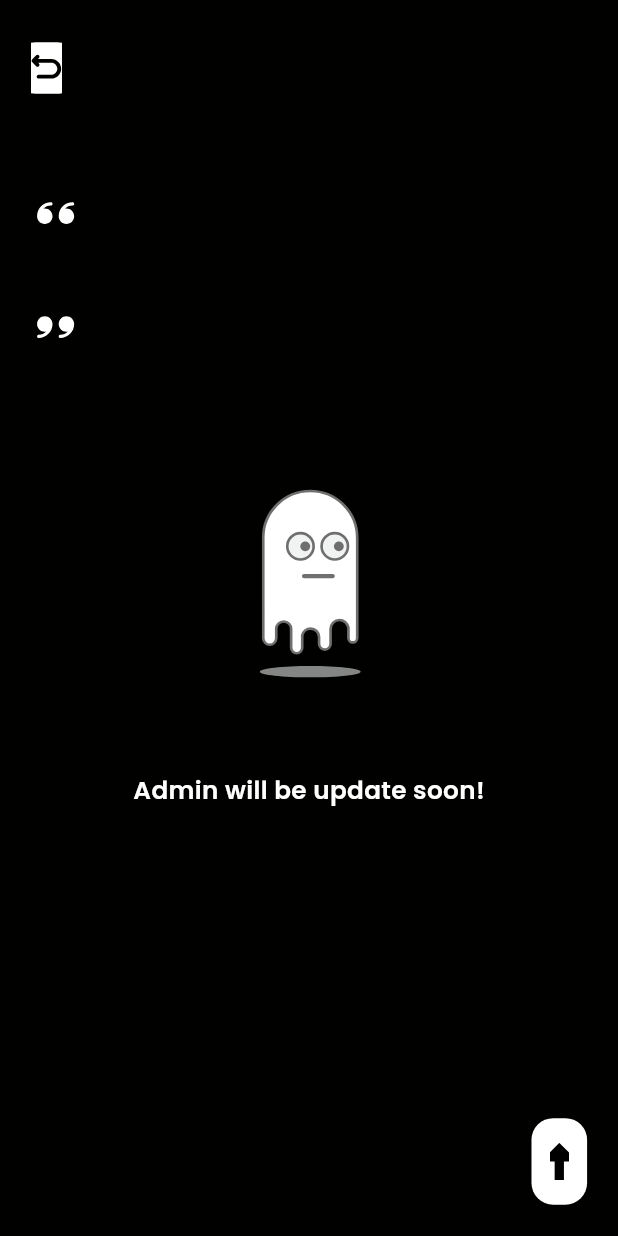
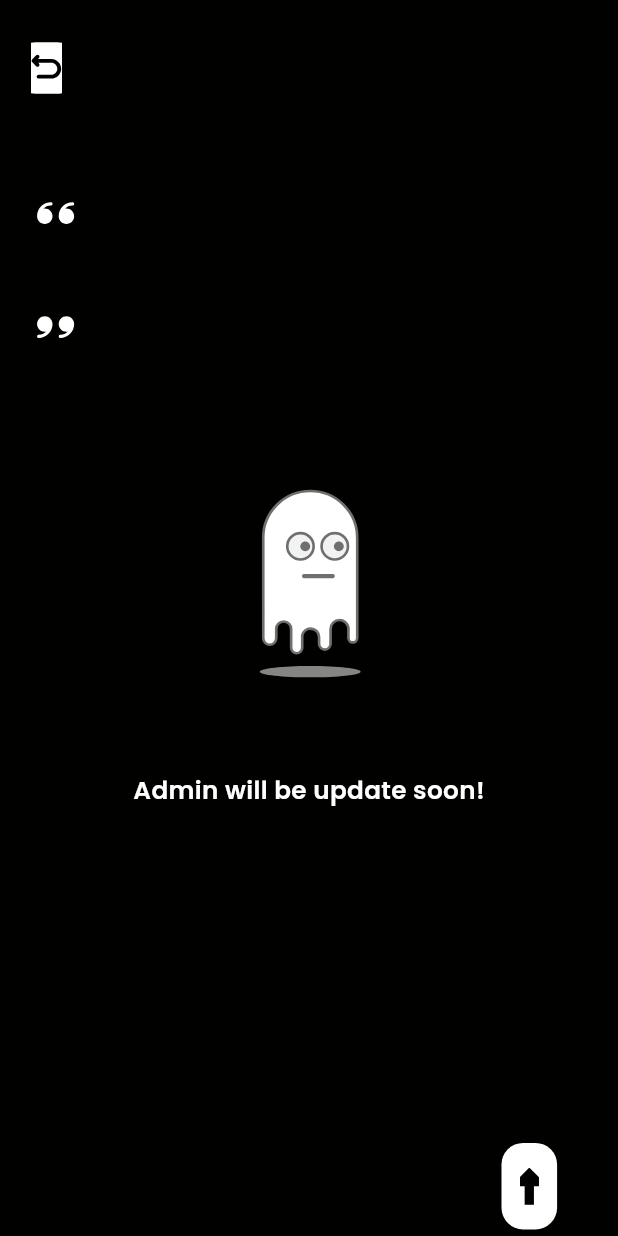
Before and after one commit to Imran200216/marvelapp, a Flutter app: the CharacterModelScreen screen opened directly with empty values, on a phone screen of 412 x 824 dp. Run offline on Flutter 3.47's test engine with Material 3 defaults, Android fonts, the phone set to English and light mode, and no system bars; drawn by our look-alikes of liquid_pull_to_refresh; our stand-ins replace animated_text_kit, audioplayers, avatar_glow, cached_network_image, chewie, cloud_firestore and 20 more; missing offline and left inert: double_tap_to_exit, firebase_app_check, model_viewer_plus, neopop; accounts and stored records are empty; network calls fail.

Commit message:
ar added and scroll container aligned correctly.

```diff
--- a/lib/screens/character_model_screen.dart
+++ b/lib/screens/character_model_screen.dart
@@ -163,8 +163,7 @@ class _CharacterModelScreenState extends State<CharacterModelScreen>
                             crossAxisAlignment: CrossAxisAlignment.start,
                             children: [
                               SizedBox(
-                                height:
-                                    size.height * 0.01,
+                                height: size.height * 0.01,
                               ),
 
                               /// Character quotes
@@ -287,6 +286,9 @@ class _CharacterModelScreenState extends State<CharacterModelScreen>
                                   ),
                                 ),
                               ),
+                              SizedBox(
+                                height: size.height * 0.02,
+                              ),
 
                               Row(
                                 mainAxisAlignment: MainAxisAlignment.end,
@@ -295,6 +297,9 @@ class _CharacterModelScreenState extends State<CharacterModelScreen>
                                     onTap: _scrollToTop,
                                     // Call the scroll method
                                     child: Container(
+                                      margin: const EdgeInsets.only(
+                                        right: 20,
+                                      ),
                                       height: size.height * 0.07,
                                       // Container height
                                       width: size.width * 0.09,
```
